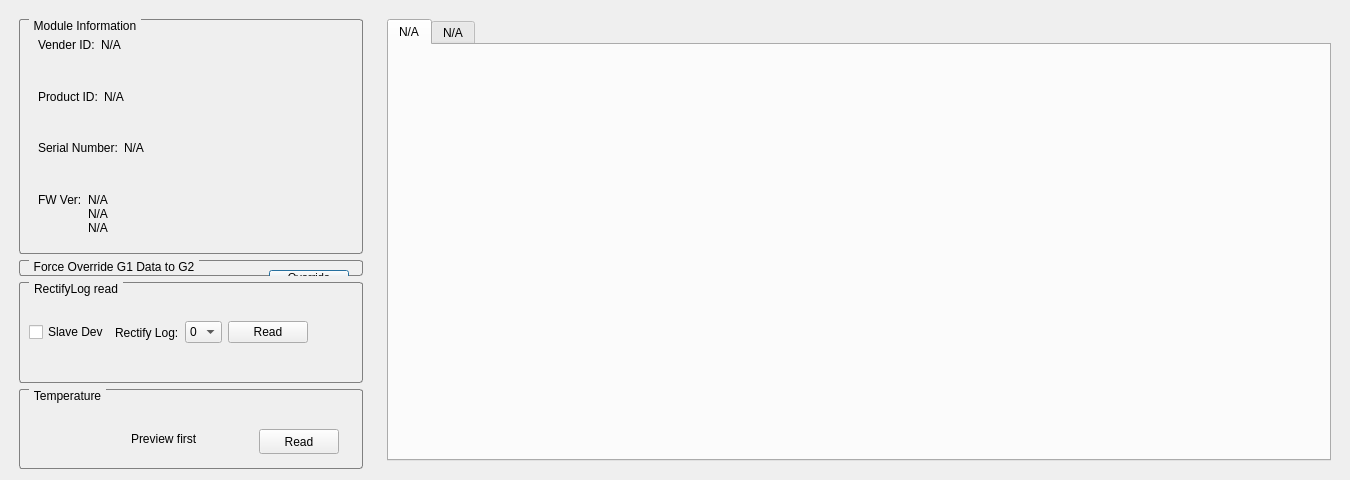
eYs3D/HD-DM-Linux-SDK-Release, file DMPreview/view/CVideoDeviceDialog.ui: the form before one commit.
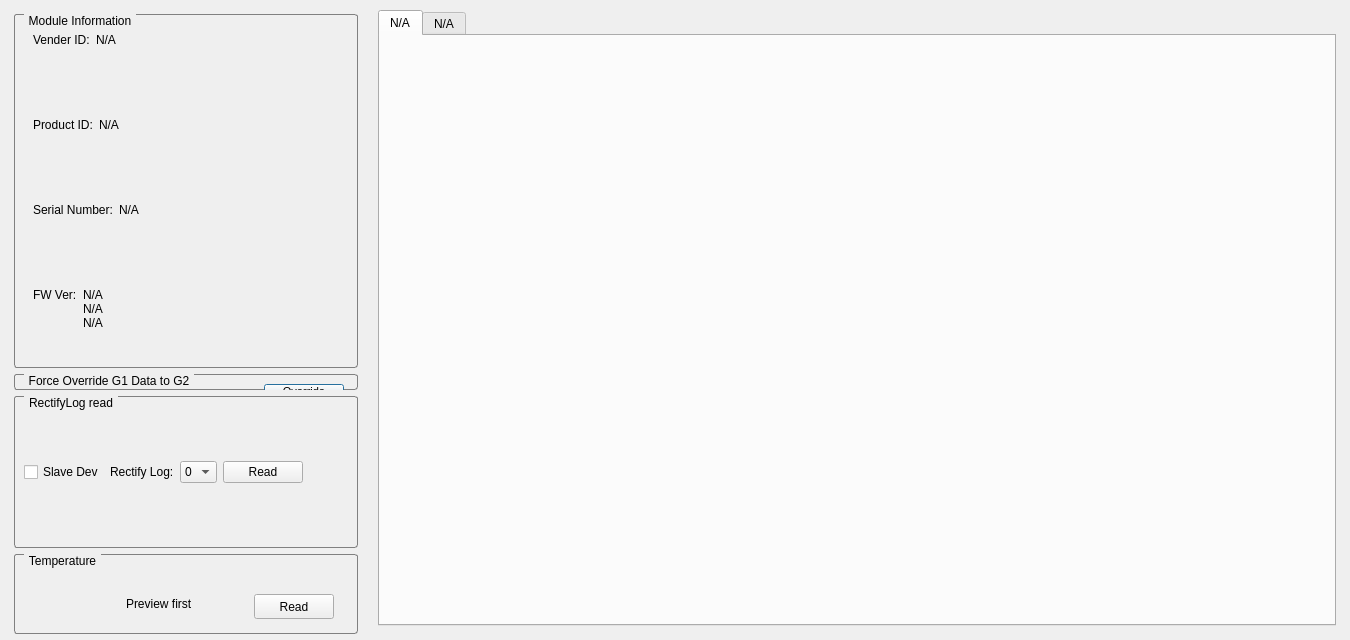
The form after the commit. The open tabs and pages were chosen to show the change.

```diff
--- a/DMPreview/view/CVideoDeviceDialog.ui
+++ b/DMPreview/view/CVideoDeviceDialog.ui
@@ -7,7 +7,7 @@
     <x>0</x>
     <y>0</y>
     <width>1350</width>
-    <height>480</height>
+    <height>640</height>
    </rect>
   </property>
   <property name="sizePolicy">
@@ -19,13 +19,13 @@
   <property name="minimumSize">
    <size>
     <width>1350</width>
-    <height>480</height>
+    <height>640</height>
    </size>
   </property>
   <property name="maximumSize">
    <size>
     <width>1350</width>
-    <height>480</height>
+    <height>640</height>
    </size>
   </property>
   <property name="windowTitle">
@@ -54,16 +54,16 @@
     <enum>QLayout::SetDefaultConstraint</enum>
    </property>
    <property name="leftMargin">
-    <number>10</number>
+    <number>5</number>
    </property>
    <property name="topMargin">
-    <number>10</number>
+    <number>5</number>
    </property>
    <property name="rightMargin">
-    <number>10</number>
+    <number>5</number>
    </property>
    <property name="bottomMargin">
-    <number>10</number>
+    <number>5</number>
    </property>
    <item>
     <widget class="QWidget" name="verticalWidget_2" native="true">
@@ -607,6 +607,12 @@
       </sizepolicy>
      </property>
      <layout class="QVBoxLayout" name="verticalLayout_2">
+      <property name="leftMargin">
+       <number>5</number>
+      </property>
+      <property name="topMargin">
+       <number>5</number>
+      </property>
       <item>
        <widget class="QTabWidget" name="tabWidget">
         <property name="sizePolicy">
@@ -619,7 +625,7 @@
          <enum>QTabWidget::Rounded</enum>
         </property>
         <property name="currentIndex">
-         <number>1</number>
+         <number>0</number>
         </property>
         <widget class="QWidget" name="tab">
          <attribute name="title">
```
